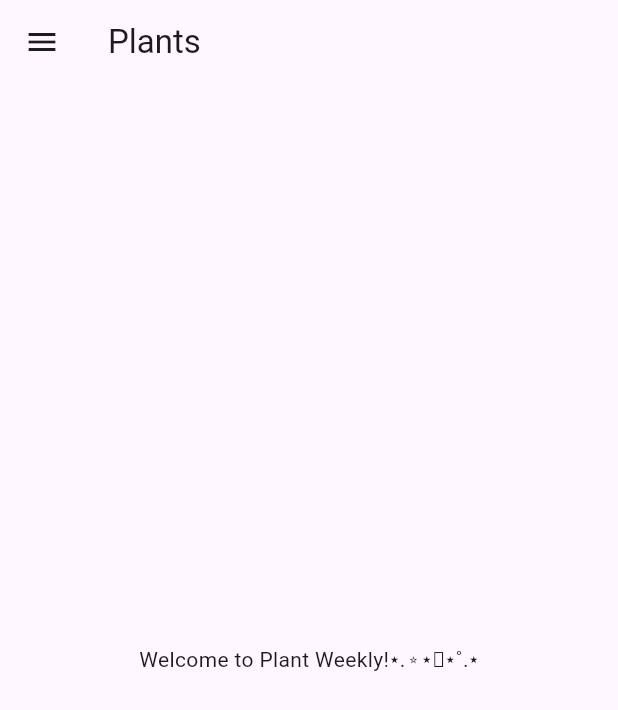
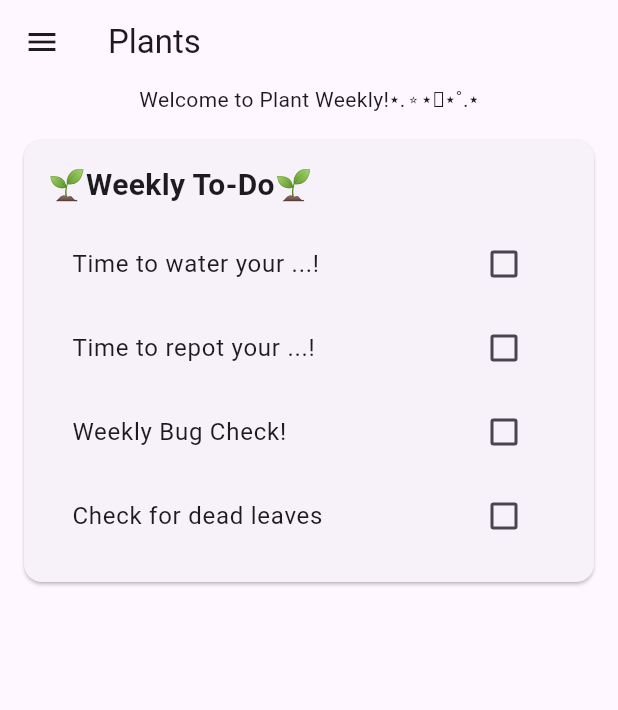
Before and after one commit to malclifton/PlantCareApp, a Flutter app: the screen it shows after launch, on a phone screen of 412 x 824 dp. Shown: the top 710 px of the screen. Run offline on Flutter 3.47's test engine with Material 3 defaults, Android fonts, the phone set to English and light mode, and no system bars.

Commit message:
includes the checklist on the homepage

```diff
--- a/lib/main.dart
+++ b/lib/main.dart
@@ -26,6 +26,13 @@ class MyHomePage extends StatefulWidget{
 }
 
 class _MyHomePageState extends State<MyHomePage>{
+  List<String> checklistItems = [
+    'Time to water your ...!', //... will be replaced with the user inputed plant
+    'Time to repot your ...!',
+    'Weekly Bug Check!',
+    'Check for dead leaves'
+  ];
+  List<bool> checklistItemStates = List.filled(4, false);
 
   @override
   Widget build(BuildContext context){
@@ -33,10 +40,47 @@ class _MyHomePageState extends State<MyHomePage>{
       appBar: AppBar(
         title: const Text('Plants')
       ),
-      body: Center(
-        child: Text('Welcome to Plant Weekly!⋆.⭒⋆🪴⋆˚.⋆')
+      body:Column(
+       children:[
+        Center(
+        child: Text('Welcome to Plant Weekly!⋆.⭒⋆🪴⋆˚.⋆'),
+        ),
+       // SizedBox(height: 20),
+        Card(
+          //width: double.infinity,
+          margin: EdgeInsets.all(16),
+          //child:Card(
+          child: Padding(
+            padding: EdgeInsets.all(16),
+            child: Column(
+              crossAxisAlignment: CrossAxisAlignment.start,
+              children:[
+                Text(
+                  '🌱Weekly To-Do🌱',
+                  style: TextStyle(fontSize:20, fontWeight: FontWeight.bold),
+                ),
+                SizedBox(height: 10),
+                Column(
+                  crossAxisAlignment: CrossAxisAlignment.start,
+                  children: List.generate(
+                    checklistItems.length,
+                    (index) => CheckboxListTile(
+                      title: Text(checklistItems[index]),
+                      value: checklistItemStates[index],
+                      onChanged: (bool? value) {
+                        setState((){
+                          checklistItemStates[index] = value!;
+                        });
+                      },
+                    ),
+                  ),
+                ),
+              ],
+            ),
+          ),
+        ),
+       ],
       ),
-      //Need to add checklist bar
       drawer: Drawer(
         child: ListView(
           padding: EdgeInsets.zero,
@@ -57,14 +101,13 @@ class _MyHomePageState extends State<MyHomePage>{
           ListTile(
             title: Text('Plant Diseases'),
           ),
-          //....
-          ]
+          //ListTile(....)
+          ],
         ),
       ),
     );
   }
 }
-
 
 
 //used for custom colors
```
